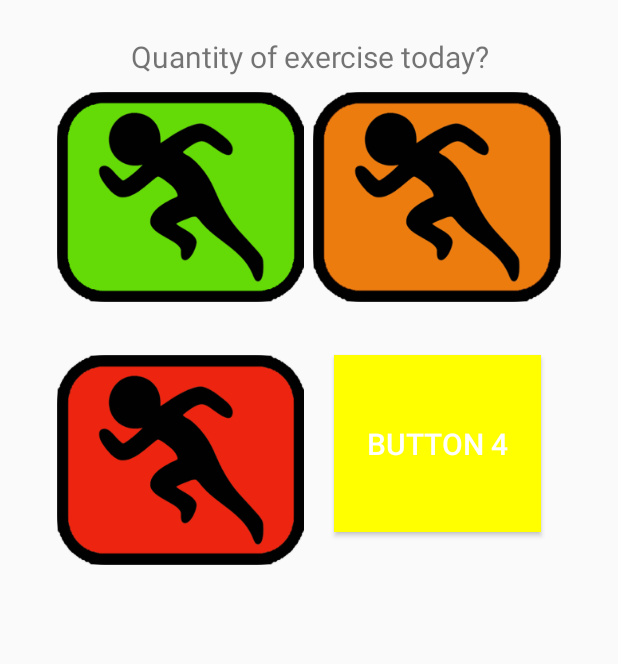
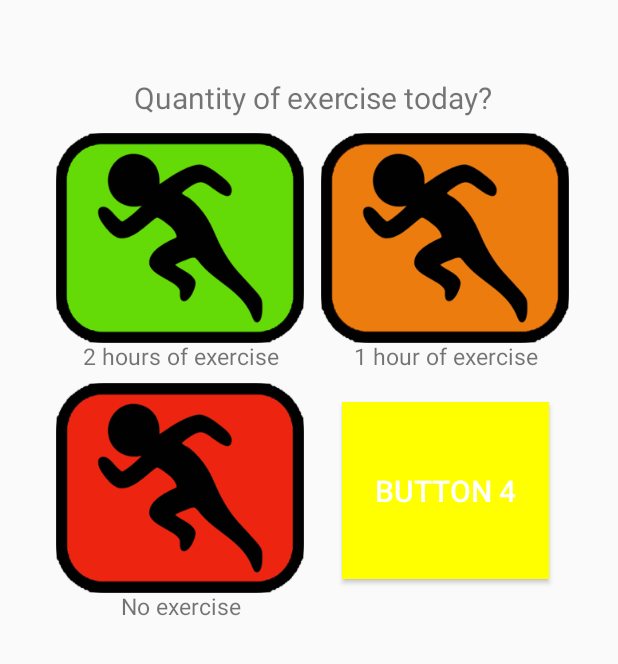
Before and after one commit to Awkwardowl/ThyroidTracker, an Android app: the screen it shows after launch (MainActivity), tab 2 chosen, on a phone screen of 412 x 824 dp, the part 572-1236 px from its top. Run offline under Robolectric (Android 15) with nearby library versions, the phone set to English and light mode, and no system bars; libraries missing offline, so code that uses them is left out: com.jjoe64.graphview; 6 statements that could not run were skipped.

Commit message:
AlarmReceiver For Medication Reminder Functional

```diff
--- a/app/src/main/AndroidManifest.xml
+++ b/app/src/main/AndroidManifest.xml
@@ -19,6 +19,9 @@
                 <category android:name="android.intent.category.LAUNCHER" />
             </intent-filter>
         </activity>
+
+        <receiver  android:name=".Alarm_Receiver"/>
+
     </application>
 
 </manifest>
--- a/app/src/main/java/com/finalproj/finley/thyroidtracker/Tab_c.java
+++ b/app/src/main/java/com/finalproj/finley/thyroidtracker/Tab_c.java
@@ -1,26 +1,93 @@
 package com.finalproj.finley.thyroidtracker;
 
+import android.app.AlarmManager;
+import android.app.PendingIntent;
+import android.content.BroadcastReceiver;
+import android.content.Context;
+import android.content.DialogInterface;
+import android.content.Intent;
 import android.support.v4.app.Fragment;
 import android.os.Bundle;
 import android.support.annotation.Nullable;
+import android.util.Log;
 import android.view.LayoutInflater;
 import android.view.View;
 import android.view.ViewGroup;
+import android.widget.Button;
+import android.widget.TimePicker;
+import android.widget.Toast;
+import android.app.TimePickerDialog;
 
 import com.jjoe64.graphview.GraphView;
 import com.jjoe64.graphview.series.DataPoint;
 import com.jjoe64.graphview.series.LineGraphSeries;
+
+import java.util.Calendar;
+
+import static android.content.ContentValues.TAG;
 
 /**
  * Created by Finley on 04/01/2018.
  */
 
 public class Tab_c extends Fragment {
+    int hour;
+    int minute;
+    AlarmManager alarmManager;
+    PendingIntent alarmIntent;
+    TimePickerDialog timePickerDialog;
 
     @Nullable
     @Override
     public View onCreateView(LayoutInflater inflater, @Nullable ViewGroup container, Bundle savedInstanceState) {
         View Fragment = inflater.inflate(R.layout.tab_c, container, false);
+        final Context context;
+        context = getContext();
+
+
+
+        alarmManager = (AlarmManager) context.getSystemService(Context.ALARM_SERVICE);
+        final Intent intent = new Intent(context, Alarm_Receiver.class);
+
+
+        final Calendar calendar = Calendar.getInstance();
+        calendar.setTimeInMillis(System.currentTimeMillis());
+//        calendar.set(Calendar.HOUR_OF_DAY, 0);
+        hour = calendar.get(Calendar.HOUR_OF_DAY);
+        minute = calendar.get(Calendar.MINUTE);
+
+        final Button button = (Button) Fragment.findViewById(R.id.button);
+        button.setOnClickListener(new View.OnClickListener(){
+        public void onClick(final View v) {
+
+                timePickerDialog = new TimePickerDialog(context, new TimePickerDialog.OnTimeSetListener() {
+                    @Override
+                    public void onTimeSet(TimePicker timePicker, int selectedHour, int selectedMinute) {
+                        Toast toast = Toast.makeText(context, selectedHour + ":" + selectedMinute, Toast.LENGTH_LONG);
+                        toast.show();
+                        hour = selectedHour;
+                        minute = selectedMinute;
+                        calendar.set(Calendar.HOUR_OF_DAY, hour);
+                        calendar.set(Calendar.MINUTE, minute);
+
+
+
+
+
+//                        alarmManager.setRepeating(AlarmManager.RTC_WAKEUP, calendar.getTimeInMillis(),1000 * 60 * 20, alarmIntent);
+//                        alarmManager.setExact(AlarmManager.RTC_WAKEUP, calendar.getTimeInMillis(), alarmIntent);
+                    }
+                }, hour, minute, true);
+                timePickerDialog.setTitle("Select Alarm Time:");
+                timePickerDialog.show();
+            alarmIntent = PendingIntent.getBroadcast(context, 0, intent, PendingIntent.FLAG_UPDATE_CURRENT);
+
+            alarmManager.set(AlarmManager.RTC_WAKEUP, calendar.getTimeInMillis(),alarmIntent);
+              }
+        });
+
+//        alarmManager.setExact(AlarmManager.RTC_WAKEUP, calendar.getTimeInMillis(), alarmIntent);
+
         GraphView graph2 = (GraphView) Fragment.findViewById(R.id.graph2);
         LineGraphSeries<DataPoint> series = new LineGraphSeries<>(new DataPoint[] {
                 new DataPoint(0, 1),
--- a/app/src/main/res/layout/fragment_input_activity.xml
+++ b/app/src/main/res/layout/fragment_input_activity.xml
@@ -38,9 +38,9 @@
 
 
             <LinearLayout
-                android:layout_width="wrap_content"
+                android:layout_width="fill_parent"
                 android:layout_height="fill_parent"
-                android:layout_marginLeft="0.0dip"
+                android:layout_marginLeft="15dip"
                 android:orientation="vertical">
 
 
@@ -49,8 +49,8 @@
                     android:layout_width="165.0dip"
                     android:layout_height="140.0dip"
                     android:layout_gravity="center"
-                    android:layout_marginBottom="35.0dip"
-                    android:layout_marginLeft="17dip"
+                    android:layout_marginBottom="33.0dip"
+                    android:layout_marginLeft="5dip"
                     android:layout_marginRight="5.0dip"
                     android:layout_marginTop="10.0dip"
                     android:background="@drawable/good_activity"
@@ -59,19 +59,41 @@
                     android:textColor="#ffffffff"
                     android:textSize="20.0sp" />
 
+                <TextView
+                    android:layout_width="fill_parent"
+                    android:layout_height="wrap_content"
+                    android:layout_centerHorizontal="true"
+                    android:layout_gravity="top"
+                    android:layout_marginTop="-35dp"
+                    android:text="2 hours of exercise"
+                    android:textAlignment="center"
+                    android:textSize="15dp" />
+
+
                 <Button
                     android:id="@+id/buttonC"
                     android:layout_width="165.0dip"
                     android:layout_height="140.0dip"
                     android:layout_gravity="center"
-                    android:layout_marginBottom="35.0dip"
-                    android:layout_marginLeft="17dip"
+                    android:layout_marginBottom="33.0dip"
+                    android:layout_marginLeft="5dip"
                     android:layout_marginRight="5.0dip"
+                    android:layout_marginTop="7.0dip"
                     android:background="@drawable/bad_activity"
                     android:padding="5.0dip"
                     android:textAlignment="gravity"
                     android:textColor="#ffffffff"
                     android:textSize="20.0sp" />
+
+                <TextView
+                    android:layout_width="fill_parent"
+                    android:layout_height="fill_parent"
+                    android:layout_centerHorizontal="true"
+                    android:layout_gravity="top"
+                    android:layout_marginTop="-35dp"
+                    android:text="No exercise"
+                    android:textAlignment="center"
+                    android:textSize="15dp" />
             </LinearLayout>
 
             <LinearLayout
@@ -84,8 +106,8 @@
                     android:layout_width="165.0dip"
                     android:layout_height="140.0dip"
                     android:layout_gravity="center"
-                    android:layout_marginBottom="15.0dip"
-                    android:layout_marginLeft="5.0dip"
+                    android:layout_marginBottom="33.0dip"
+                    android:layout_marginLeft="5dip"
                     android:layout_marginRight="5.0dip"
                     android:layout_marginTop="10.0dip"
                     android:background="@drawable/okay_activity"
@@ -93,6 +115,15 @@
                     android:textAlignment="gravity"
                     android:textColor="#ffffffff"
                     android:textSize="20.0sp" />
+                <TextView
+                    android:layout_width="fill_parent"
+                    android:layout_height="wrap_content"
+                    android:layout_marginTop="-35dp"
+                    android:layout_centerHorizontal="true"
+                    android:layout_gravity="top"
+                    android:text="1 hour of exercise"
+                    android:textAlignment="center"
+                    android:textSize="15dp" />
 
                 <Button
                     android:id="@+id/buttonD"
--- a/app/src/main/res/layout/tab_b.xml
+++ b/app/src/main/res/layout/tab_b.xml
@@ -163,16 +163,16 @@
     <android.support.v4.view.ViewPager
         android:id="@+id/InputSelector"
         android:layout_width="382dp"
-        android:layout_height="358dp"
+        android:layout_height="386dp"
         android:layout_marginBottom="5dp"
         app:layout_constraintBottom_toBottomOf="parent"
         app:layout_constraintEnd_toEndOf="parent"
-        app:layout_constraintHorizontal_bias="0.482"
+        app:layout_constraintHorizontal_bias="0.551"
         app:layout_constraintLeft_toLeftOf="parent"
         app:layout_constraintRight_toRightOf="parent"
         app:layout_constraintStart_toStartOf="parent"
         app:layout_constraintTop_toBottomOf="@+id/TableLayout1"
-        app:layout_constraintVertical_bias="0.835" />
+        app:layout_constraintVertical_bias="1.0" />
 
 
 </android.support.constraint.ConstraintLayout>
```
Also changed, not shown: app/src/main/java/com/finalproj/finley/thyroidtracker/Alarm_Receiver.java (added, +18 -0 lines), app/src/main/res/layout/fragment_input_brainfog.xml (+41 -8 lines), app/src/main/res/layout/fragment_input_brittlenails.xml (+42 -8 lines), app/src/main/res/layout/tab_c.xml (+15 -1 lines), 1 other file.
